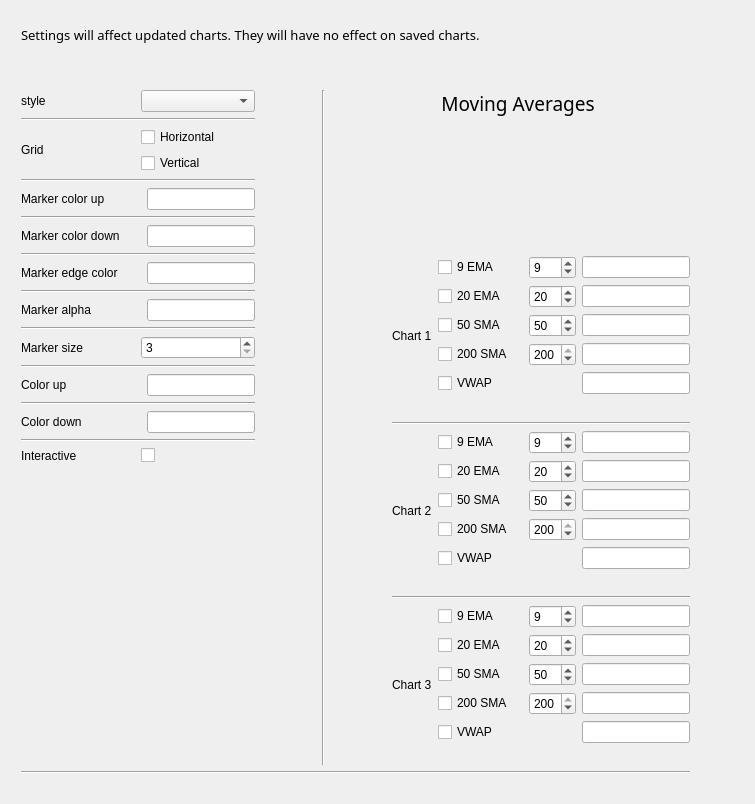
Above: src/journal/view/chartform.ui from MikePia/structjour before the change. Below: the same form after it.
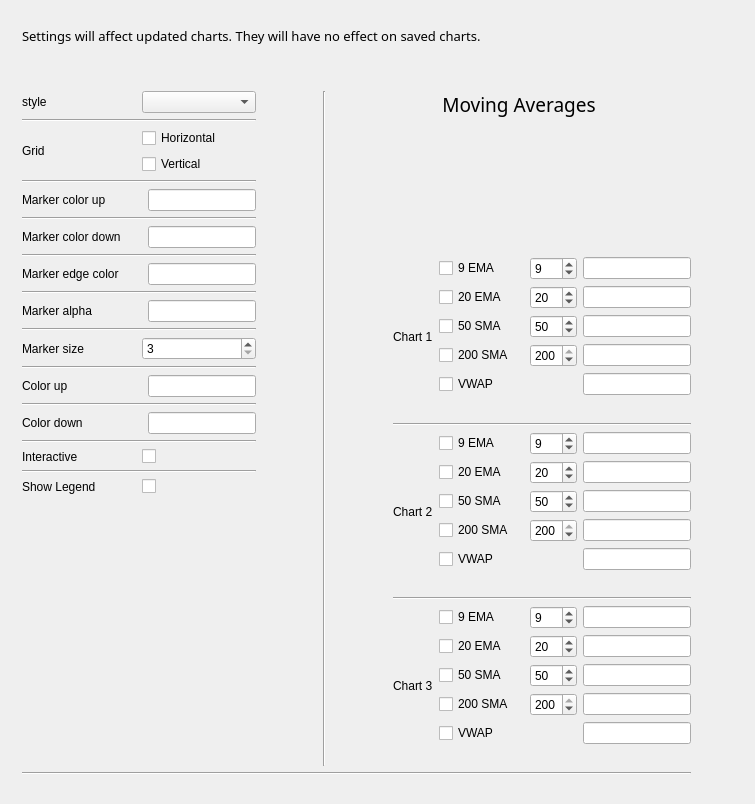
That is the form after the change. Icons and pictures are not drawn.

Commit message: Show preferred strategies but store non db strat

Patch:
```diff
--- a/src/journal/view/chartform.ui
+++ b/src/journal/view/chartform.ui
@@ -17,11 +17,11 @@
    <iconset>
     <normaloff>../../images/ZSLogo.png</normaloff>../../images/ZSLogo.png</iconset>
   </property>
-  <widget class="QWidget" name="layoutWidget">
+  <widget class="QWidget" name="">
    <property name="geometry">
     <rect>
-     <x>21</x>
-     <y>26</y>
+     <x>22</x>
+     <y>27</y>
      <width>669</width>
      <height>748</height>
     </rect>
@@ -61,11 +61,11 @@
      </layout>
     </item>
     <item>
-     <layout class="QHBoxLayout" name="horizontalLayout_29">
+     <layout class="QHBoxLayout" name="horizontalLayout_30">
       <item>
        <layout class="QVBoxLayout" name="verticalLayout_7">
         <item>
-         <layout class="QHBoxLayout" name="horizontalLayout_19">
+         <layout class="QHBoxLayout" name="horizontalLayout_29">
           <item>
            <widget class="QLabel" name="label">
             <property name="text">
@@ -86,7 +86,7 @@
          </widget>
         </item>
         <item>
-         <layout class="QHBoxLayout" name="horizontalLayout_20">
+         <layout class="QHBoxLayout" name="horizontalLayout_28">
           <item>
            <widget class="QLabel" name="label_8">
             <property name="text">
@@ -122,7 +122,7 @@
          </widget>
         </item>
         <item>
-         <layout class="QHBoxLayout" name="horizontalLayout_21">
+         <layout class="QHBoxLayout" name="horizontalLayout_27">
           <item>
            <widget class="QLabel" name="label_2">
             <property name="sizePolicy">
@@ -161,7 +161,7 @@
          </widget>
         </item>
         <item>
-         <layout class="QHBoxLayout" name="horizontalLayout_22">
+         <layout class="QHBoxLayout" name="horizontalLayout_26">
           <item>
            <widget class="QLabel" name="label_14">
             <property name="sizePolicy">
@@ -200,7 +200,7 @@
          </widget>
         </item>
         <item>
-         <layout class="QHBoxLayout" name="horizontalLayout_23">
+         <layout class="QHBoxLayout" name="horizontalLayout_25">
           <item>
            <widget class="QLabel" name="label_3">
             <property name="sizePolicy">
@@ -282,7 +282,7 @@
          </widget>
         </item>
         <item>
-         <layout class="QHBoxLayout" name="horizontalLayout_25">
+         <layout class="QHBoxLayout" name="horizontalLayout_23">
           <item>
            <widget class="QLabel" name="label_15">
             <property name="text">
@@ -310,7 +310,7 @@
          </widget>
         </item>
         <item>
-         <layout class="QHBoxLayout" name="horizontalLayout_26">
+         <layout class="QHBoxLayout" name="horizontalLayout_22">
           <item>
            <widget class="QLabel" name="label_6">
             <property name="sizePolicy">
@@ -349,7 +349,7 @@
          </widget>
         </item>
         <item>
-         <layout class="QHBoxLayout" name="horizontalLayout_27">
+         <layout class="QHBoxLayout" name="horizontalLayout_21">
           <item>
            <widget class="QLabel" name="label_7">
             <property name="sizePolicy">
@@ -388,7 +388,7 @@
          </widget>
         </item>
         <item>
-         <layout class="QHBoxLayout" name="horizontalLayout_28">
+         <layout class="QHBoxLayout" name="horizontalLayout_20">
           <item>
            <widget class="QLabel" name="label_9">
             <property name="text">
@@ -405,6 +405,31 @@
           </item>
          </layout>
         </item>
+        <item>
+         <widget class="Line" name="line_14">
+          <property name="orientation">
+           <enum>Qt::Horizontal</enum>
+          </property>
+         </widget>
+        </item>
+        <item>
+         <layout class="QHBoxLayout" name="horizontalLayout_19">
+          <item>
+           <widget class="QLabel" name="label_17">
+            <property name="text">
+             <string>Show Legend</string>
+            </property>
+           </widget>
+          </item>
+          <item>
+           <widget class="QCheckBox" name="showLegend">
+            <property name="text">
+             <string/>
+            </property>
+           </widget>
+          </item>
+         </layout>
+        </item>
         <item>
          <spacer name="verticalSpacer_5">
           <property name="orientation">
```
The commit also changes 7 other files.
